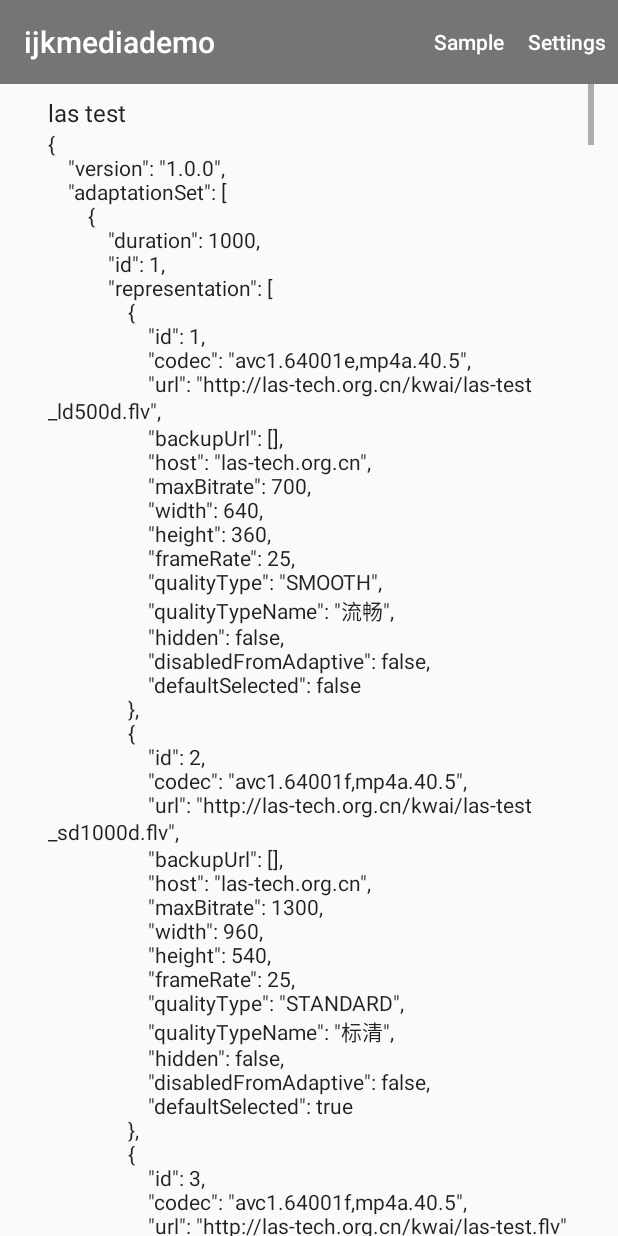
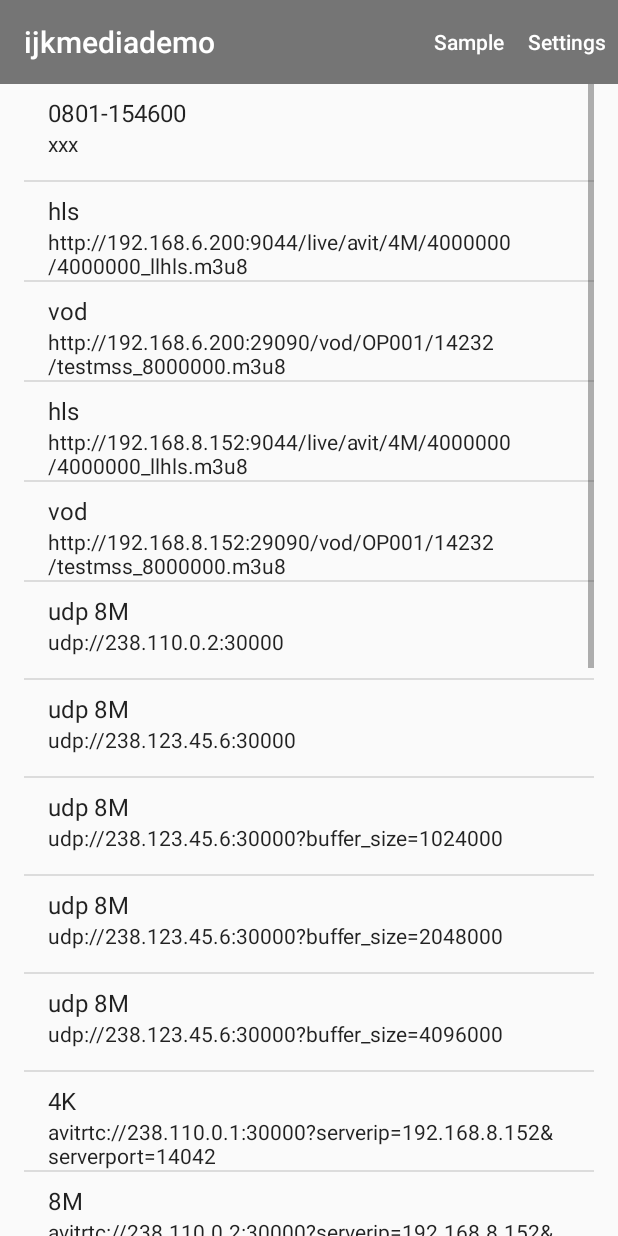
Before and after one commit to 0sunshine/player, an Android app: the SampleMediaListFragment screen opened directly, with no data from a screen before it, on a phone screen of 412 x 824 dp. Run offline under Robolectric (Android 15) with nearby library versions, the phone set to English and light mode, and no system bars.

Commit message:
部分修改

```diff
--- a/ijkplayer-master/android/ijkplayer/ijkplayer-armv7a/build.gradle
+++ b/ijkplayer-master/android/ijkplayer/ijkplayer-armv7a/build.gradle
@@ -24,7 +24,7 @@ android {
 }
 
 dependencies {
-    compile fileTree(dir: 'libs', include: ['*.jar'])
+    api fileTree(dir: 'libs', include: ['*.jar'])
 }
 
 apply from: new File(rootProject.projectDir, "tools/gradle-on-demand.gradle");
--- a/ijkplayer-master/android/ijkplayer/ijkplayer-example/src/main/java/tv/danmaku/ijk/media/example/fragments/SampleMediaListFragment.java
+++ b/ijkplayer-master/android/ijkplayer/ijkplayer-example/src/main/java/tv/danmaku/ijk/media/example/fragments/SampleMediaListFragment.java
@@ -19,6 +19,7 @@ package tv.danmaku.ijk.media.example.fragments;
 
 import android.app.Activity;
 import android.content.Context;
+import android.media.MediaCodecInfo;
 import android.os.Bundle;
 import android.support.annotation.Nullable;
 import android.support.v4.app.Fragment;
@@ -32,6 +33,16 @@ import android.widget.TextView;
 
 import tv.danmaku.ijk.media.example.R;
 import tv.danmaku.ijk.media.example.activities.VideoActivity;
+
+
+import android.media.MediaCodec;
+import android.media.MediaExtractor;
+import android.media.MediaFormat;
+import android.util.Log;
+import java.io.IOException;
+import java.nio.ByteBuffer;
+import android.media.MediaCodec.BufferInfo;
+import android.media.MediaCodecList;
 
 public class SampleMediaListFragment extends Fragment {
     private ListView mFileListView;
@@ -57,6 +68,7 @@ public class SampleMediaListFragment extends Fragment {
         final Activity activity = getActivity();
 
         mAdapter = new SampleMediaAdapter(activity);
+
         mFileListView.setAdapter(mAdapter);
         mFileListView.setOnItemClickListener(new AdapterView.OnItemClickListener() {
             @Override
@@ -68,71 +80,42 @@ public class SampleMediaListFragment extends Fragment {
             }
         });
 
-        String manifest_string =
-                "{\n" +
-                "    \"version\": \"1.0.0\",\n" +
-                "    \"adaptationSet\": [\n" +
-                "        {\n" +
-                "            \"duration\": 1000,\n" +
-                "            \"id\": 1,\n" +
-                "            \"representation\": [\n" +
-                "                {\n" +
-                "                    \"id\": 1,\n" +
-                "                    \"codec\": \"avc1.64001e,mp4a.40.5\",\n" +
-                "                    \"url\": \"http://las-tech.org.cn/kwai/las-test_ld500d.flv\",\n" +
-                "                    \"backupUrl\": [],\n" +
-                "                    \"host\": \"las-tech.org.cn\",\n" +
-                "                    \"maxBitrate\": 700,\n" +
-                "                    \"width\": 640,\n" +
-                "                    \"height\": 360,\n" +
-                "                    \"frameRate\": 25,\n" +
-                "                    \"qualityType\": \"SMOOTH\",\n" +
-                "                    \"qualityTypeName\": \"流畅\",\n" +
-                "                    \"hidden\": false,\n" +
-                "                    \"disabledFromAdaptive\": false,\n" +
-                "                    \"defaultSelected\": false\n" +
-                "                },\n" +
-                "                {\n" +
-                "                    \"id\": 2,\n" +
-                "                    \"codec\": \"avc1.64001f,mp4a.40.5\",\n" +
-                "                    \"url\": \"http://las-tech.org.cn/kwai/las-test_sd1000d.flv\",\n" +
-                "                    \"backupUrl\": [],\n" +
-                "                    \"host\": \"las-tech.org.cn\",\n" +
-                "                    \"maxBitrate\": 1300,\n" +
-                "                    \"width\": 960,\n" +
-                "                    \"height\": 540,\n" +
-                "                    \"frameRate\": 25,\n" +
-                "                    \"qualityType\": \"STANDARD\",\n" +
-                "                    \"qualityTypeName\": \"标清\",\n" +
-                "                    \"hidden\": false,\n" +
-                "                    \"disabledFromAdaptive\": false,\n" +
-                "                    \"defaultSelected\": true\n" +
-                "                },\n" +
-                "                {\n" +
-                "                    \"id\": 3,\n" +
-                "                    \"codec\": \"avc1.64001f,mp4a.40.5\",\n" +
-                "                    \"url\": \"http://las-tech.org.cn/kwai/las-test.flv\",\n" +
-                "                    \"backupUrl\": [],\n" +
-                "                    \"host\": \"las-tech.org.cn\",\n" +
-                "                    \"maxBitrate\": 2300,\n" +
-                "                    \"width\": 1280,\n" +
-                "                    \"height\": 720,\n" +
-                "                    \"frameRate\": 30,\n" +
-                "                    \"qualityType\": \"HIGH\",\n" +
-                "                    \"qualityTypeName\": \"高清\",\n" +
-                "                    \"hidden\": false,\n" +
-                "                    \"disabledFromAdaptive\": false,\n" +
-                "                    \"defaultSelected\": false\n" +
-                "                }\n" +
-                "            ]\n" +
-                "        }\n" +
-                "    ]\n" +
-                "}";
 
-        mAdapter.addItem(manifest_string, "las test");
-        mAdapter.addItem("http://devimages.apple.com.edgekey.net/streaming/examples/bipbop_4x3/bipbop_4x3_variant.m3u8", "bipbop basic master playlist");
-        mAdapter.addItem("http://devimages.apple.com.edgekey.net/streaming/examples/bipbop_4x3/gear1/prog_index.m3u8", "bipbop basic 400x300 @ 232 kbps");
-        mAdapter.addItem("http://devimages.apple.com.edgekey.net/streaming/examples/bipbop_4x3/gear2/prog_index.m3u8", "bipbop basic 640x480 @ 650 kbps");
+//        MediaCodecList codecList = new MediaCodecList(MediaCodecList.ALL_CODECS);
+//        MediaCodecInfo[] codecInfos = codecList.getCodecInfos();
+//
+//        int max_item = codecInfos.length > 10 ? 10:codecInfos.length;
+//
+//        for(int i =0; i < max_item; ++i){
+//            MediaCodecInfo codecInfo = codecInfos[i];
+//            String info = codecInfo.getName() + "-";
+//
+//            mAdapter.addItem( info, "MediaCodecList");
+//        }
+
+
+//        try {
+//            MediaCodec codec = MediaCodec.createByCodecName("");
+//            codec.setInputSurface();
+//            mAdapter.addItem(codec.getName(), "codec");
+//
+//        } catch (IOException e) {
+//            mAdapter.addItem(e.getMessage(), "codec err");
+//        }
+
+        mAdapter.addItem("xxx", "0801-154600");
+        mAdapter.addItem("http://192.168.6.200:9044/live/avit/4M/4000000/4000000_llhls.m3u8", "hls");
+        mAdapter.addItem("http://192.168.6.200:29090/vod/OP001/14232/testmss_8000000.m3u8", "vod");
+        mAdapter.addItem("http://192.168.8.152:9044/live/avit/4M/4000000/4000000_llhls.m3u8", "hls");
+        mAdapter.addItem("http://192.168.8.152:29090/vod/OP001/14232/testmss_8000000.m3u8", "vod");
+        mAdapter.addItem("udp://238.110.0.2:30000", "udp 8M");
+        mAdapter.addItem("udp://238.123.45.6:30000", "udp 8M");
+        mAdapter.addItem("udp://238.123.45.6:30000?buffer_size=1024000", "udp 8M");
+        mAdapter.addItem("udp://238.123.45.6:30000?buffer_size=2048000", "udp 8M");
+        mAdapter.addItem("udp://238.123.45.6:30000?buffer_size=4096000", "udp 8M");
+        mAdapter.addItem("avitrtc://238.110.0.1:30000?serverip=192.168.8.152&serverport=14042", "4K");
+        mAdapter.addItem("avitrtc://238.110.0.2:30000?serverip=192.168.8.152&serverport=14043", "8M");
+        mAdapter.addItem("avitrtc://238.110.0.3:30000?serverip=192.168.8.152&serverport=14044", "4M");
         mAdapter.addItem("http://devimages.apple.com.edgekey.net/streaming/examples/bipbop_4x3/gear3/prog_index.m3u8", "bipbop basic 640x480 @ 1 Mbps");
         mAdapter.addItem("http://devimages.apple.com.edgekey.net/streaming/examples/bipbop_4x3/gear4/prog_index.m3u8", "bipbop basic 960x720 @ 2 Mbps");
         mAdapter.addItem("http://devimages.apple.com.edgekey.net/streaming/examples/bipbop_4x3/gear0/prog_index.m3u8", "bipbop basic 22.050Hz stereo @ 40 kbps");
--- a/ijkplayer-master/android/ijkplayer/ijkplayer-example/src/main/java/tv/danmaku/ijk/media/example/widget/media/IjkVideoView.java
+++ b/ijkplayer-master/android/ijkplayer/ijkplayer-example/src/main/java/tv/danmaku/ijk/media/example/widget/media/IjkVideoView.java
@@ -1081,7 +1081,7 @@ public class IjkVideoView extends FrameLayout implements MediaController.MediaPl
 
                     ijkMediaPlayer.setOption(IjkMediaPlayer.OPT_CATEGORY_FORMAT, "http-detect-range-support", 0);
 
-                    ijkMediaPlayer.setOption(IjkMediaPlayer.OPT_CATEGORY_CODEC, "skip_loop_filter", 48);
+                    //ijkMediaPlayer.setOption(IjkMediaPlayer.OPT_CATEGORY_CODEC, "skip_loop_filter", 48);
                 }
                 mediaPlayer = ijkMediaPlayer;
             }
--- a/ijkplayer-master/android/ijkplayer/ijkplayer-java/build.gradle
+++ b/ijkplayer-master/android/ijkplayer/ijkplayer-java/build.gradle
@@ -13,6 +13,7 @@ android {
     defaultConfig {
         minSdkVersion 9
         targetSdkVersion rootProject.ext.targetSdkVersion
+        flavorDimensions "1"
     }
     buildTypes {
         release {
@@ -23,7 +24,7 @@ android {
 }
 
 dependencies {
-    compile fileTree(dir: 'libs', include: ['*.jar'])
+    api fileTree(dir: 'libs', include: ['*.jar'])
 }
 
 apply from: new File(rootProject.projectDir, "tools/gradle-on-demand.gradle");
--- a/ijkplayer-master/android/ijkplayer/ijkplayer-java/src/main/java/tv/danmaku/ijk/media/player/IjkMediaPlayer.java
+++ b/ijkplayer-master/android/ijkplayer/ijkplayer-java/src/main/java/tv/danmaku/ijk/media/player/IjkMediaPlayer.java
@@ -520,6 +520,7 @@ public final class IjkMediaPlayer extends AbstractMediaPlayer {
     @Override
     public void start() throws IllegalStateException {
         stayAwake(true);
+        //setSpeed(1.50F);
         _start();
     }
 
--- a/ijkplayer-master/android/ijkplayer/settings.gradle
+++ b/ijkplayer-master/android/ijkplayer/settings.gradle
@@ -1,7 +1,4 @@
-include ':ijkplayer-armv5', ':ijkplayer-x86_64'
 include ':ijkplayer-armv7a'
-include ':ijkplayer-arm64'
-include ':ijkplayer-x86'
 
 include ':ijkplayer-java'
 include ':ijkplayer-exo'
```
Also changed, not shown: ijkplayer-master/android/ijkplayer/build.gradle (+15 -5 lines), ijkplayer-master/android/ijkplayer/ijkplayer-example/build.gradle (+17 -16 lines), ijkplayer-master/android/ijkplayer/ijkplayer-exo/build.gradle (+4 -3 lines), ijkplayer-master/android/ijkplayer/gradle/wrapper/gradle-wrapper.properties, 1 other file.
